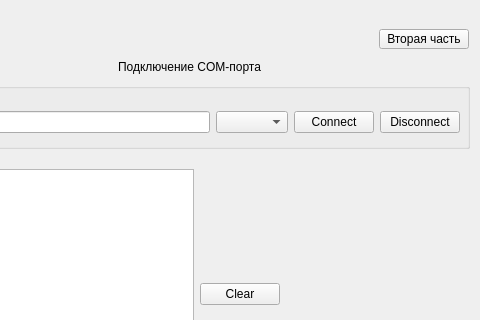
Qt form mainwindow.ui (Reklers/LED_SerialPort_Qt) before a commit; both pictures show x 120 to 600 and y 0 to 320 of the 600 by 600 pixel window.
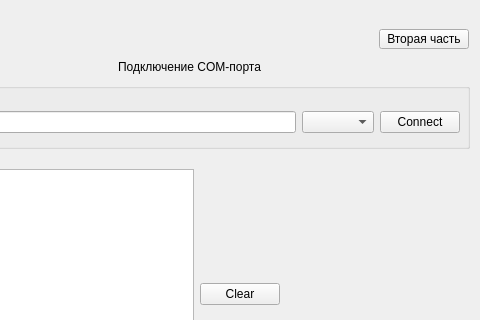
The same form after that commit. The open tabs and pages were chosen to show the change.

Commit message: Добавлен пакет передачи данных и измнена кнопка 'Connect'

```diff
--- a/mainwindow.ui
+++ b/mainwindow.ui
@@ -150,17 +150,10 @@
             </property>
            </widget>
           </item>
-          <item>
-           <widget class="QPushButton" name="pushButtonDisconnectCOMport">
-            <property name="text">
-             <string>Disconnect</string>
-            </property>
-           </widget>
-          </item>
          </layout>
         </widget>
        </widget>
-       <widget class="QWidget" name="">
+       <widget class="QWidget" name="layoutWidget">
         <property name="geometry">
          <rect>
           <x>10</x>
```
Left out of the diff: 8 changed lines with no effect on the pictures. The commit also changes 2 other files.
